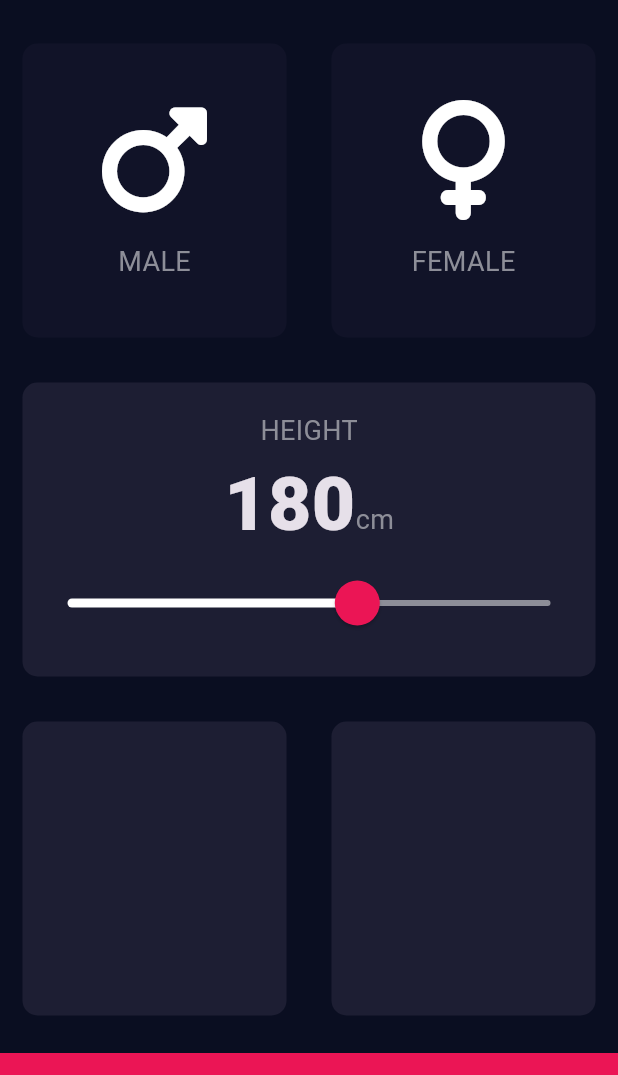
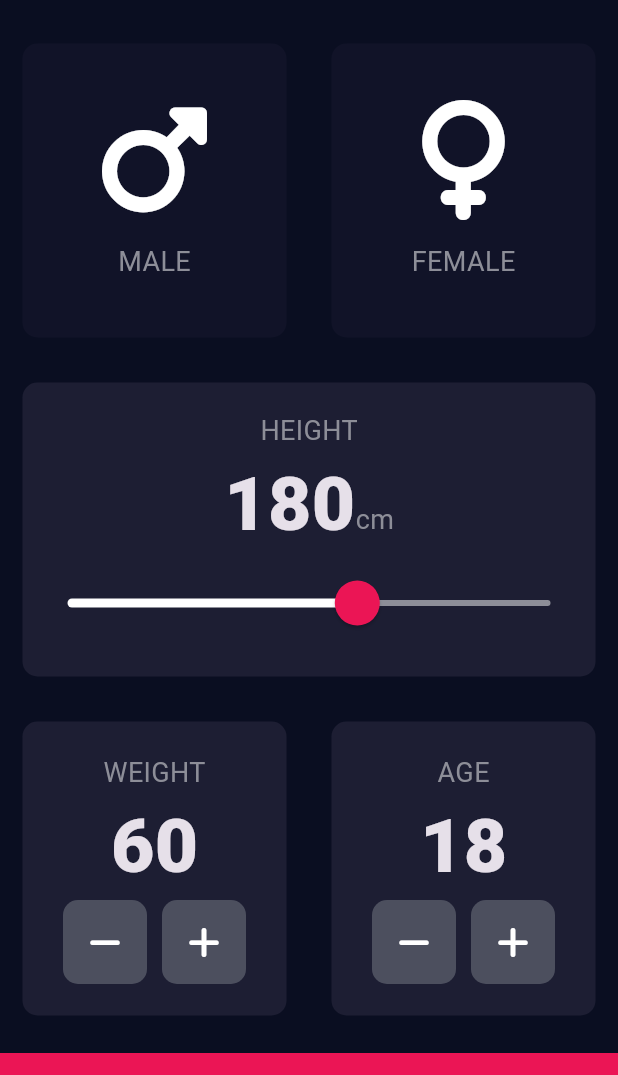
Before and after one commit to vlasquez/flutter_udemy_course, a Flutter app: the screen it shows after launch, on a phone screen of 412 x 824 dp, the part 63-1138 px from its top. Run offline on Flutter 3.47's test engine with Material 3 defaults, Android fonts, the phone set to English and light mode, and no system bars; our stand-ins replace font_awesome_flutter.

```diff
--- a/bmi_calculator/lib/input_page.dart
+++ b/bmi_calculator/lib/input_page.dart
@@ -17,6 +17,9 @@ class _InputPageState extends State<InputPage> {
 
   GenderEnum? selectedGender;
   int height = 180;
+  int weight = 60;
+    int age = 18;
+
 
   @override
   Widget build(BuildContext context) {
@@ -34,7 +37,7 @@ class _InputPageState extends State<InputPage> {
                 backgroundColor: selectedGender == GenderEnum.male
                     ? kActiveCardColor
                     : kInactiveCardColor,
-                cardChild: CardContentIcon(
+                cardChild: const CardContentIcon(
                     iconData: FontAwesomeIcons.mars, label: "MALE"),
                 onCardClicked: () {
                   setState(() {
@@ -47,7 +50,7 @@ class _InputPageState extends State<InputPage> {
                 backgroundColor: selectedGender == GenderEnum.female
                     ? kActiveCardColor
                     : kInactiveCardColor,
-                cardChild: CardContentIcon(
+                cardChild: const CardContentIcon(
                     iconData: FontAwesomeIcons.venus, label: "FEMALE"),
                 onCardClicked: () {
                   setState(() {
@@ -62,26 +65,26 @@ class _InputPageState extends State<InputPage> {
               cardChild: Column(
                 mainAxisAlignment: MainAxisAlignment.center,
                 children: [
-                  Text("HEIGHT", style: kLabelTextStyle),
+                  const Text("HEIGHT", style: kLabelTextStyle),
                   Row(
                     mainAxisAlignment: MainAxisAlignment.center,
                     crossAxisAlignment: CrossAxisAlignment.baseline,
                     textBaseline: TextBaseline.alphabetic,
                     children: [
                       Text(height.toString(), style: kContentTextStyle),
-                      Text("cm", style: kLabelTextStyle),
+                      const Text("cm", style: kLabelTextStyle),
                     ],
                   ),
                   SliderTheme(
                     data: SliderTheme.of(context).copyWith(
-                      inactiveTrackColor: Color(0xFF8D8E98),
+                        inactiveTrackColor: const Color(0xFF8D8E98),
                         activeTrackColor: Colors.white,
-                        thumbColor: Color(0xFFEB1555),
-                        overlayColor: Color(0x15EB1555),
-                        thumbShape:
-                            RoundSliderThumbShape(enabledThumbRadius: 15.0),
+                        thumbColor: const Color(0xFFEB1555),
+                        overlayColor: const Color(0x15EB1555),
+                        thumbShape: const RoundSliderThumbShape(
+                            enabledThumbRadius: 15.0),
                         overlayShape:
-                            RoundSliderOverlayShape(overlayRadius: 30.0)),
+                            const RoundSliderOverlayShape(overlayRadius: 30.0)),
                     child: Slider(
                       value: height.toDouble(),
                       min: 120.0,
@@ -101,10 +104,84 @@ class _InputPageState extends State<InputPage> {
               Expanded(
                   child: ReusableCard(
                 backgroundColor: kActiveCardColor,
+                cardChild: Column(
+                  mainAxisAlignment: MainAxisAlignment.center,
+                  children: [
+                    const Text(
+                      'WEIGHT',
+                      style: kLabelTextStyle,
+                    ),
+                    Text(
+                      weight.toString(),
+                      style: kContentTextStyle,
+                    ),
+                    Row(
+                      mainAxisAlignment: MainAxisAlignment.center,
+                      children: [
+                        RoundIconButton(
+                          icon: FontAwesomeIcons.minus,
+                          onPressed: () => {
+                            setState(() {
+                              if (weight > 0) weight--;
+                            })
+                          },
+                        ),
+                        const SizedBox(
+                          width: 10.0,
+                        ),
+                        RoundIconButton(
+                          icon: FontAwesomeIcons.plus,
+                          onPressed: () => {
+                            setState(() {
+                             weight++;
+                            })
+                          },
+                        )
+                      ],
+                    )
+                  ],
+                ),
               )),
               Expanded(
                   child: ReusableCard(
                 backgroundColor: kActiveCardColor,
+                cardChild: Column(
+                  mainAxisAlignment: MainAxisAlignment.center,
+                  children: [
+                    const Text(
+                      'AGE',
+                      style: kLabelTextStyle,
+                    ),
+                    Text(
+                      age.toString(),
+                      style: kContentTextStyle,
+                    ),
+                    Row(
+                      mainAxisAlignment: MainAxisAlignment.center,
+                      children: [
+                        RoundIconButton(
+                          icon: FontAwesomeIcons.minus,
+                          onPressed: () => {
+                            setState(() {
+                              if (age > 1) age--;
+                            })
+                          },
+                        ),
+                        const SizedBox(
+                          width: 10.0,
+                        ),
+                        RoundIconButton(
+                          icon: FontAwesomeIcons.plus,
+                          onPressed: () => {
+                            setState(() {
+                             age++;
+                            })
+                          },
+                        )
+                      ],
+                    )
+                  ],
+                ),
               )),
             ])),
             Container(
@@ -117,3 +194,25 @@ class _InputPageState extends State<InputPage> {
         ));
   }
 }
+
+class RoundIconButton extends StatelessWidget {
+  const RoundIconButton({super.key, required this.onPressed, this.icon});
+  final void Function()? onPressed;
+  final IconData? icon;
+
+  @override
+  Widget build(BuildContext context) {
+    return RawMaterialButton(
+      elevation: 0.0,
+      disabledElevation: 6.0,
+      constraints: BoxConstraints.tightFor(
+        width: 56.0,
+        height: 56.0,
+      ),
+      shape: RoundedRectangleBorder(borderRadius: BorderRadius.circular(10.0)),
+      fillColor: Color(0xFF4C4F5E),
+      onPressed: onPressed,
+      child: Icon(icon),
+    );
+  }
+}
```
Also changed, not shown: bmi_calculator/pubspec.lock, 1 other file.
